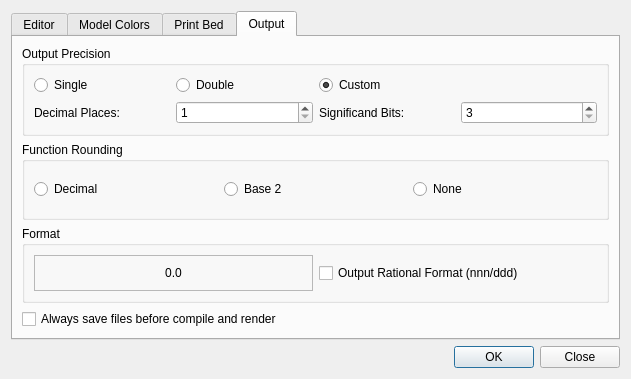
The window that src/ui/preferences.ui (GilesBathgate/RapCAD) describes before a commit, drawn with Qt 5.
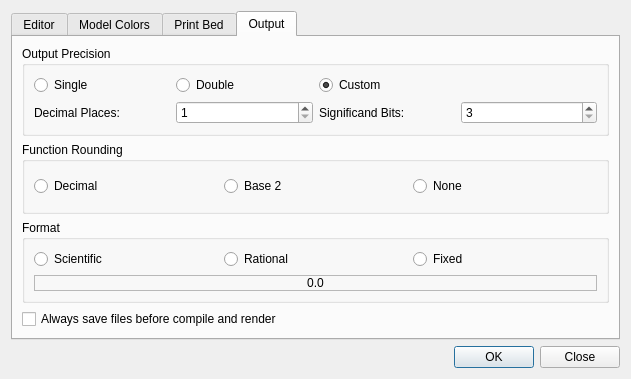
The same window after the commit. The open tabs and pages were chosen to show the change.

Commit message: Implement scientific output format preference

```diff
--- a/src/ui/preferences.ui
+++ b/src/ui/preferences.ui
@@ -555,7 +555,32 @@
            <property name="title">
             <string>Format</string>
            </property>
-           <layout class="QHBoxLayout" name="horizontalLayout_3">
+           <layout class="QVBoxLayout" name="verticalLayout_6">
+            <item>
+             <layout class="QHBoxLayout" name="horizontalLayout_3">
+              <item>
+               <widget class="QRadioButton" name="scientificRadio">
+                <property name="text">
+                 <string>Scientific</string>
+                </property>
+               </widget>
+              </item>
+              <item>
+               <widget class="QRadioButton" name="rationalRadio">
+                <property name="text">
+                 <string>Rational</string>
+                </property>
+               </widget>
+              </item>
+              <item>
+               <widget class="QRadioButton" name="fixedRadio">
+                <property name="text">
+                 <string>Fixed</string>
+                </property>
+               </widget>
+              </item>
+             </layout>
+            </item>
             <item>
              <widget class="QLabel" name="exampleLabel">
               <property name="frameShape">
@@ -569,13 +594,6 @@
               </property>
              </widget>
             </item>
-            <item>
-             <widget class="QCheckBox" name="rationalFormatCheckBox">
-              <property name="text">
-               <string>Output Rational Format (nnn/ddd)</string>
-              </property>
-             </widget>
-            </item>
            </layout>
           </widget>
          </item>
```
Left out of the diff: 3 changed lines with no effect on the pictures. The commit also changes 5 other files.
